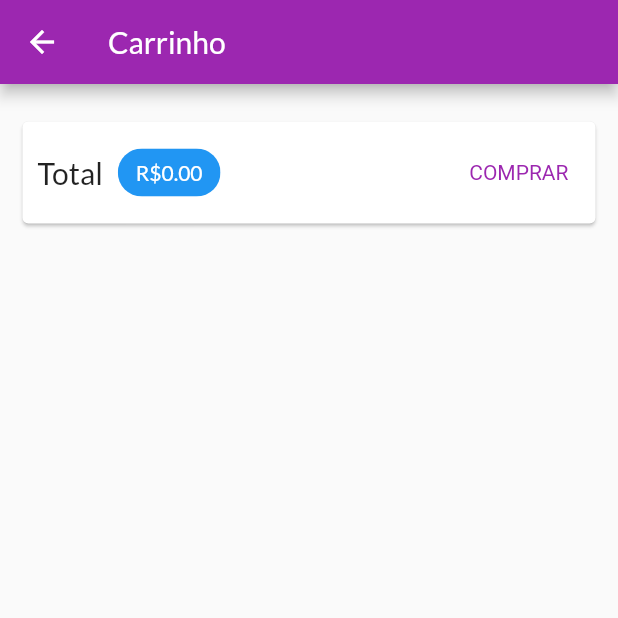
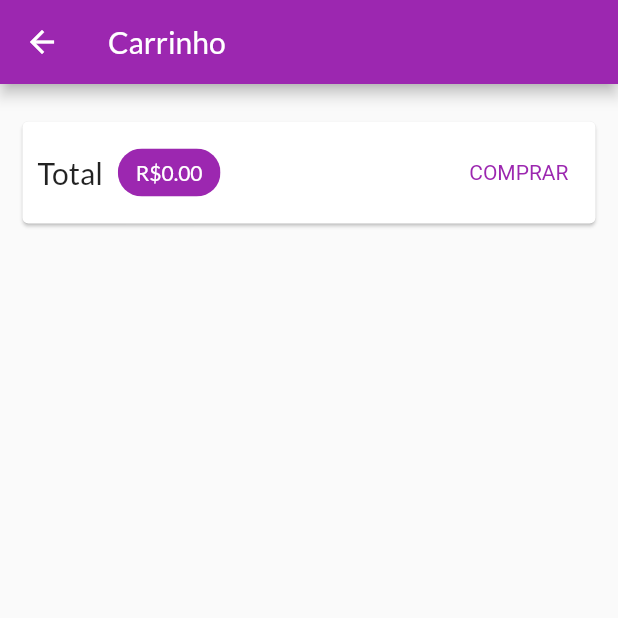
Before and after one commit to rogeriomq/flutter_mini_shop, a Flutter app: the CartPage screen opened by its route, after a tap on "COMPRAR", on a phone screen of 412 x 824 dp, the top half of it. Run offline on Flutter 3.47's test engine with Material 2 defaults, Android fonts, the phone set to English and light mode, and no system bars; network calls fail.

Commit message:
fix: fix some codes

```diff
--- a/lib/components/cart_item.dart
+++ b/lib/components/cart_item.dart
@@ -45,6 +45,7 @@ class CartItemWidget extends StatelessWidget {
           padding: const EdgeInsets.all(8),
           child: ListTile(
             leading: CircleAvatar(
+              backgroundColor: Theme.of(context).primaryColor,
               child: Padding(
                 padding: const EdgeInsets.all(5),
                 child: FittedBox(
--- a/lib/components/product_item.dart
+++ b/lib/components/product_item.dart
@@ -10,7 +10,7 @@ class ProductItem extends StatelessWidget {
   @override
   Widget build(BuildContext context) {
     final product = Provider.of<Product>(context, listen: false);
-    final cart = Provider.of<Cart>(context, listen: false);
+    final cart = Provider.of<Cart>(context, listen: true);
 
     return ClipRRect(
       borderRadius: BorderRadius.circular(10),
--- a/lib/models/cart.dart
+++ b/lib/models/cart.dart
@@ -25,6 +25,7 @@ class Cart with ChangeNotifier {
 
   void addItem(Product product) {
     if (_items.containsKey(product.id)) {
+      debugPrint('increment quantidade');
       _items.update(
         product.id,
         (existingItem) => CartItem(
--- a/lib/models/order_list.dart
+++ b/lib/models/order_list.dart
@@ -16,6 +16,8 @@ class OrderList with ChangeNotifier {
   }
 
   void addOrder(Cart cart) {
+    if (cart.itemsCount == 0) return;
+
     _items.insert(
       0,
       Order(
--- a/lib/pages/cart_page.dart
+++ b/lib/pages/cart_page.dart
@@ -36,7 +36,7 @@ class CartPage extends StatelessWidget {
                   ),
                   const SizedBox(width: 10),
                   Chip(
-                    backgroundColor: Theme.of(context).primaryColor,
+                    backgroundColor: Theme.of(context).colorScheme.primary,
                     label: Text(
                       'R\$${cart.totalAmount.toStringAsFixed(2)}',
                       style: TextStyle(
@@ -49,7 +49,7 @@ class CartPage extends StatelessWidget {
                   TextButton(
                     style: TextButton.styleFrom(
                       textStyle: TextStyle(
-                        color: Theme.of(context).primaryColor,
+                        color: Theme.of(context).colorScheme.primary,
                       ),
                     ),
                     onPressed: () {
```
Also changed, not shown: lib/main.dart (+5 -2 lines), lib/pages/products_overview_page.dart (+6 -4 lines).
